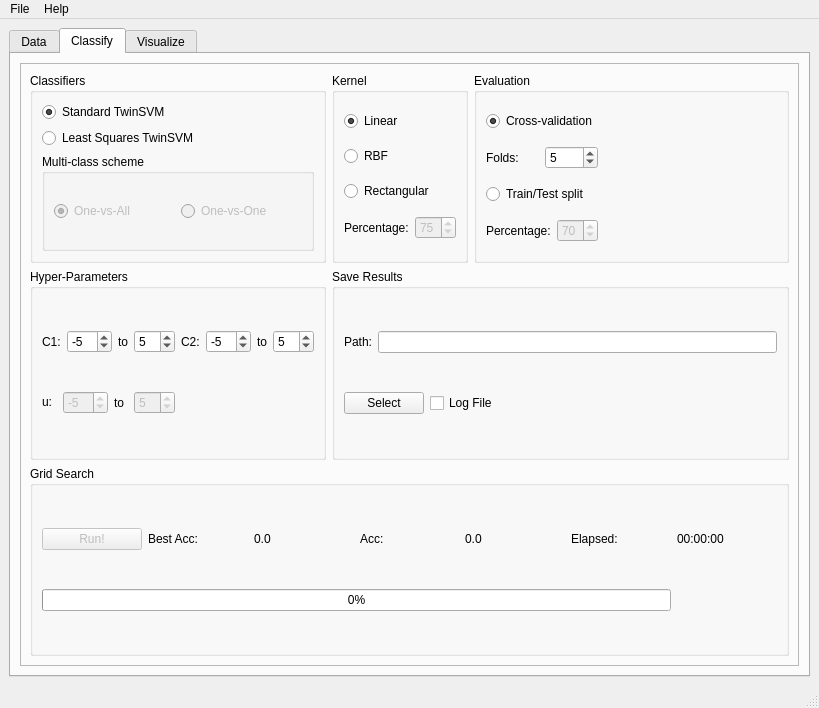
Above: libtsvm/ui/GUI-LIBTwinSVM.ui from mir-am/LIBTwinSVM before the change. Below: the same form after it.
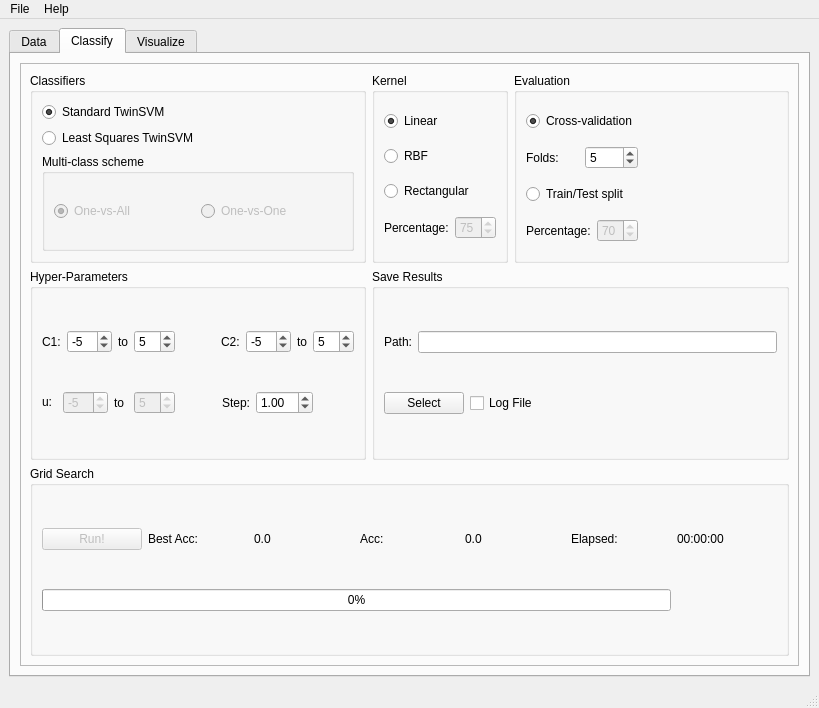
That is the form after the change. The open tabs and pages were chosen to show the change. Icons and pictures are not drawn.

Commit message: Implemented step size for generating search elements.

```diff
--- a/libtsvm/ui/GUI-LIBTwinSVM.ui
+++ b/libtsvm/ui/GUI-LIBTwinSVM.ui
@@ -580,6 +580,19 @@
               </item>
               <item row="0" column="1">
                <layout class="QHBoxLayout" name="c2_hz_lay">
+                <item>
+                 <spacer name="horizontalSpacer_8">
+                  <property name="orientation">
+                   <enum>Qt::Horizontal</enum>
+                  </property>
+                  <property name="sizeHint" stdset="0">
+                   <size>
+                    <width>40</width>
+                    <height>20</height>
+                   </size>
+                  </property>
+                 </spacer>
+                </item>
                 <item>
                  <widget class="QLabel" name="C2_label">
                   <property name="text">
@@ -672,6 +685,59 @@
                 </item>
                </layout>
               </item>
+              <item row="1" column="1">
+               <layout class="QHBoxLayout" name="step_hz_lay">
+                <item>
+                 <spacer name="horizontalSpacer_7">
+                  <property name="orientation">
+                   <enum>Qt::Horizontal</enum>
+                  </property>
+                  <property name="sizeHint" stdset="0">
+                   <size>
+                    <width>40</width>
+                    <height>20</height>
+                   </size>
+                  </property>
+                 </spacer>
+                </item>
+                <item>
+                 <widget class="QLabel" name="step_label">
+                  <property name="text">
+                   <string>Step:</string>
+                  </property>
+                 </widget>
+                </item>
+                <item>
+                 <widget class="QDoubleSpinBox" name="step_box_val">
+                  <property name="minimum">
+                   <double>0.010000000000000</double>
+                  </property>
+                  <property name="maximum">
+                   <double>10.000000000000000</double>
+                  </property>
+                  <property name="singleStep">
+                   <double>0.250000000000000</double>
+                  </property>
+                  <property name="value">
+                   <double>1.000000000000000</double>
+                  </property>
+                 </widget>
+                </item>
+                <item>
+                 <spacer name="horizontalSpacer_9">
+                  <property name="orientation">
+                   <enum>Qt::Horizontal</enum>
+                  </property>
+                  <property name="sizeHint" stdset="0">
+                   <size>
+                    <width>40</width>
+                    <height>20</height>
+                   </size>
+                  </property>
+                 </spacer>
+                </item>
+               </layout>
+              </item>
              </layout>
             </widget>
            </item>
```
Left out of the diff: 270 changed lines with no effect on the pictures. The commit also changes 4 other files.
